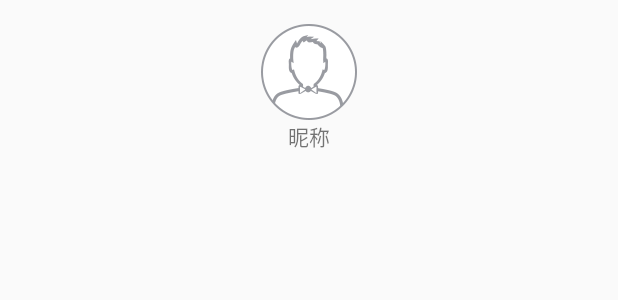
After one commit to tonnyskk/Aiur, an Android app: the layout activity_profile.xml on its own in the app's theme, with its tools: preview values and no code run, on a phone screen of 412 x 824 dp. The commit adds this screen. Shown: the top 300 px of the screen. Run offline under Robolectric (Android 15) with nearby library versions, the phone set to English and light mode, and no system bars.

```diff
--- a/app/src/main/java/com/origin/aiur/http/HttpUtils.java
+++ b/app/src/main/java/com/origin/aiur/http/HttpUtils.java
@@ -5,9 +5,9 @@ package com.origin.aiur.http;
  */
 public class HttpUtils {
     private static final String HOME_URL = "http://192.168.1.105:8080/aiur/rest";
-    private static final String WORK_URL = "http://10.148.202.87:8088/aiur/rest";
+    private static final String WORK_URL = "http://54.175.121.4:8080/aiur/rest";
 
-    public static final String BASE_URL = HOME_URL;
+    public static final String BASE_URL = WORK_URL;
 
     public static final String check_login = "/user/status";
     public static final String init_startup = "/user/startup";
--- /dev/null
+++ b/app/src/main/res/layout/activity_profile.xml
@@ -0,0 +1,21 @@
+<LinearLayout xmlns:android="http://schemas.android.com/apk/res/android"
+    xmlns:tools="http://schemas.android.com/tools"
+    android:layout_width="match_parent"
+    android:layout_height="match_parent"
+    android:paddingTop="@dimen/activity_vertical_margin"
+    android:paddingBottom="@dimen/activity_vertical_margin"
+    android:orientation="vertical"
+    tools:context="com.origin.aiur.activity.profile.ProfileActivity">
+
+    <ImageView
+        android:layout_width="wrap_content"
+        android:layout_height="wrap_content"
+        android:layout_gravity="center"
+        android:src="@drawable/user_avatar_unfocused"/>
+
+    <TextView
+        android:layout_width="match_parent"
+        android:layout_height="wrap_content"
+        android:gravity="center"
+        android:text="@string/profile_user_nickname"/>
+</LinearLayout>
--- a/app/src/main/res/values/strings.xml
+++ b/app/src/main/res/values/strings.xml
@@ -2,7 +2,6 @@
 <resources>
 
     <string name="app_name">I-AIUR</string>
-
     <string name="title_activity_main">账户概览</string>
     <string name="title_activity_new_group">创建小组</string>
     <string name="title_activity_join_group">加入小组</string>
@@ -31,7 +30,6 @@
     <string name="main_group_change">其它...</string>
     <string name="main_group_create">创建小组</string>
     <string name="main_group_join">加入小组</string>
-
     <string name="menu_create_group">创建小组</string>
     <string name="menu_join_group">加入小组</string>
     <string name="msg_main_group_consume" formatted="false">[%1$s]消费 %2$s两.</string>
@@ -46,6 +44,10 @@
     <string name="join_group_search_title">查找</string>
     <string name="btn_join_request">加入</string>
 
+    <!-- Profile -->
+    <string name="profile_user_avatar">头像</string>
+    <string name="profile_user_nickname">昵称</string>
+
     <!-- Group tag page -->
     <string name="title_section_index">小组</string>
     <string name="title_section_message">消息</string>
@@ -57,19 +59,15 @@
     <string name="tab_index_cash_title">个人余额:</string>
     <string name="tab_index_btn_prepay">充值</string>
     <string name="tab_index_btn_charge">付款</string>
-
     <string name="msg_index_join_group_req">%s 申请加入小组。</string>
     <string name="msg_index_join_group">%s 加入了小组。</string>
     <string name="msg_index_join_group_left">%s 离开了小组。</string>
-
     <string name="msg_index_group_consume" formatted="false">消费%1$s /人均%2$s.</string>
     <string name="msg_index_group_incoming" formatted="false">[%1$s]补充白银 %2$s 两！</string>
     <string name="msg_index_who_join">参与人员：%s</string>
-
     <string name="msg_index_consume_invalid">哟！有人报假账啊！白银 %s 两啊！</string>
     <string name="msg_index_consume_pending">审批中</string>
     <string name="msg_index_incoming_pending">充值中</string>
-
     <string name="msg_index_funny_1">北风那个吹啊。。</string>
     <string name="msg_index_funny_2">路边小摊随便吃点吧。。</string>
     <string name="msg_index_funny_3">吃了上顿没下顿。。</string>
@@ -77,32 +75,29 @@
     <string name="msg_index_funny_5">吃！吃！吃！</string>
     <string name="msg_index_funny_6">壕！壕！壕！</string>
 
-    <!-- Group tag page @manage-->
+    <!-- Group tag page @manage -->
     <string name="tabManageRequestTitle">申请条目</string>
     <string name="tabManageUserTitle">人员管理</string>
     <string name="tabManageUserListItemJoinRequest">申请加入</string>
-
     <string name="tabManageUserListItemButtonApprove">批准</string>
     <string name="tabManageUserListItemButtonReject">拒绝</string>
     <string name="tabManageUserListItemButtonRemove">移除</string>
     <string name="tabManageUserListItemButtonCancel">无效</string>
-
     <string name="msg_manage_group_consume" formatted="false">消费%1$s 申请人：%2$s. %3$s</string>
     <string name="msg_manage_user_incoming" formatted="false">充值%1$s 申请人：%2$s</string>
 
-    <!-- Group tag page @message-->
-    <!-- Group tag page @prepay-->
+    <!-- Group tag page @message -->
+    <!-- Group tag page @prepay -->
     <string name="tab_prepay_title">小组预付款</string>
     <string name="tab_prepay_amount_hint">金額</string>
     <string name="btn_prepay_user">充值</string>
 
-    <!-- Group tag page @charge-->
+    <!-- Group tag page @charge -->
     <string name="btn_charge_group">付款</string>
     <string name="tab_charge_amount_title">消费</string>
     <string name="tab_charge_amount_hint">金額</string>
     <string name="tab_charge_desc_hint">描述</string>
     <string name="charge_prepay">代付</string>
-
 
     <!-- Common message -->
     <string name="common_add_group_req">申请已提交，等待审批中。</string>
@@ -111,7 +106,6 @@
     <string name="common_group_charge_res">扣款已完成，请确认。</string>
     <string name="common_group_prepay_req">充值申请已提交，审批中。</string>
     <string name="common_group_prepay_res">充值已完成，请确认。</string>
-
     <string name="common_group_manage_finance">申请信息已更新。</string>
     <string name="common_group_manage_user">用户信息已更新。</string>
     <!-- Error message -->
@@ -122,7 +116,6 @@
     <string name="invalid_response_format">PROGRAM > 响应解析失败！</string>
     <string name="no_input_value">请输入相关信息！</string>
     <string name="pwd_not_consist">密码不一致，请重新输入！</string>
-
     <string name="error_msg">未知异常</string>
     <string name="error_msg_4000">4000</string>
     <string name="error_msg_4001">为了账户安全，请重新登陆！</string>
@@ -137,10 +130,9 @@
     <string name="error_msg_4010">请输入小组名称！</string>
     <string name="error_msg_4011">未查询到相关小组信息，请输入其他关键字查询。</string>
     <string name="error_msg_4012">该小组已存在，请重新设置小组名称！</string>
-
     <string name="tagSearchGroupListJoinButton">TagSearchGroupListJoinButton</string>
-
     <string name="hello_world">Hello world!</string>
     <string name="action_settings">Settings</string>
+    <string name="title_activity_profile">ProfileActivity</string>
 
 </resources>
```
Also changed, not shown: app/src/main/AndroidManifest.xml (+13 -11 lines), app/src/main/java/com/origin/aiur/activity/profile/ProfileActivity.java (added, +43 -0 lines).
